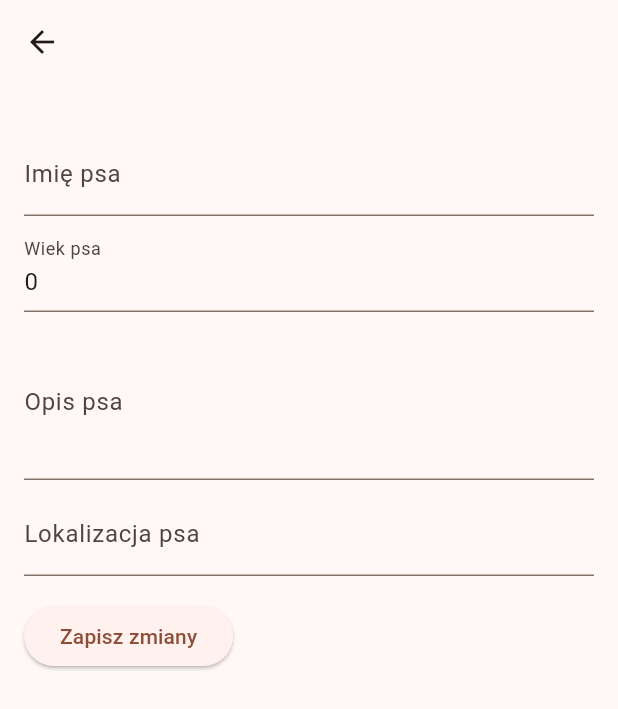
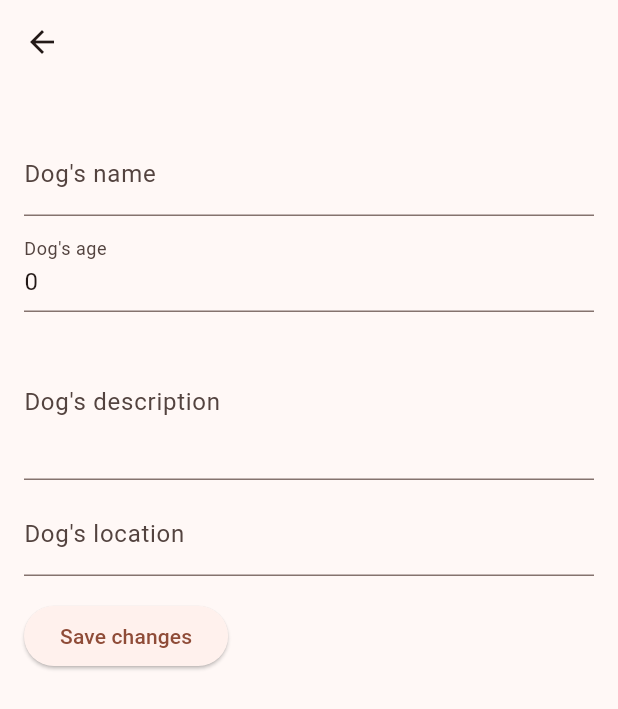
Before and after one commit to sandrawar/PerfectPaws, a Flutter app: the DogDetailsScreen screen opened directly with empty values, on a phone screen of 412 x 824 dp. Shown: the top 709 px of the screen. Run offline on Flutter 3.47's test engine with Material 3 defaults, Android fonts, the phone set to English and light mode, and no system bars; our stand-ins replace camera, cloud_firestore, connectivity_plus, firebase_auth, firebase_core, firebase_storage and 5 more; accounts and stored records are empty; generated files the repository leaves out were written again.

Commit message:
internationalization partially implemented

```diff
--- a/lib/dog_details_screen.dart
+++ b/lib/dog_details_screen.dart
@@ -2,6 +2,7 @@ import 'package:flutter/material.dart';
 import 'package:cloud_firestore/cloud_firestore.dart';
 import 'package:perfect_paws/dog_class.dart';
 import 'package:go_router/go_router.dart';
+import 'package:flutter_gen/gen_l10n/app_localizations.dart';
 
 class DogDetailsScreen extends StatefulWidget {
   final Dog dog;
@@ -38,6 +39,8 @@ class _DogDetailsScreenState extends State<DogDetailsScreen> {
   }
 
   void _updateDogData() async {
+
+  final localizations = AppLocalizations.of(context);
     final updatedDog = widget.dog.copyWith(
       name: _nameController.text,
       age: int.tryParse(_ageController.text) ?? widget.dog.age,
@@ -52,19 +55,21 @@ class _DogDetailsScreenState extends State<DogDetailsScreen> {
           .update(updatedDog.toMap());
 
       ScaffoldMessenger.of(context).showSnackBar(
-        const SnackBar(content: Text('Dane psa zaktualizowane!')),
+        SnackBar(content: Text(localizations!.dogsDataUpdated)),
       );
 
       context.go('/volunteer-dogs');
     } catch (e) {
       ScaffoldMessenger.of(context).showSnackBar(
-        SnackBar(content: Text('Błąd podczas aktualizacji: $e')),
+        SnackBar(content: Text(localizations!.dogsDataUpdateError)),
       );
     }
   }
 
   @override
   Widget build(BuildContext context) {
+
+  final localizations = AppLocalizations.of(context);
     return Scaffold(
       appBar: AppBar(
         title: Text(widget.dog.name),
@@ -85,29 +90,29 @@ class _DogDetailsScreenState extends State<DogDetailsScreen> {
             const SizedBox(height: 16),
             TextField(
               controller: _nameController,
-              decoration: const InputDecoration(labelText: 'Imię psa'),
+              decoration: InputDecoration(labelText: localizations!.dogsName),
             ),
             const SizedBox(height: 8),
             TextField(
               controller: _ageController,
-              decoration: const InputDecoration(labelText: 'Wiek psa'),
+              decoration: InputDecoration(labelText: localizations.dogsAge),
               keyboardType: TextInputType.number,
             ),
             const SizedBox(height: 8),
             TextField(
               controller: _descriptionController,
-              decoration: const InputDecoration(labelText: 'Opis psa'),
+              decoration: InputDecoration(labelText: localizations.dogsDescription),
               maxLines: 3,
             ),
             const SizedBox(height: 8),
             TextField(
               controller: _locationController,
-              decoration: const InputDecoration(labelText: 'Lokalizacja psa'),
+              decoration: InputDecoration(labelText: localizations.dogsLocation),
             ),
             const SizedBox(height: 16),
             ElevatedButton(
               onPressed: _updateDogData,
-              child: const Text('Zapisz zmiany'),
+              child: Text(localizations.saveChanges),
             ),
           ],
         ),
--- a/lib/l10n/app_en.arb
+++ b/lib/l10n/app_en.arb
@@ -1,9 +1,28 @@
 {
-    "helloWorld": "Hello World!",
-    "@helloWorld": {
-      "description": "The conventional newborn programmer greeting"
-    },
     "dogs": "Dogs",
     "@dogs": {},
-    "settings": "Settings"
+    "settings": "Settings",
+    "emptyDogsList": "There are no dogs to see at the moment",
+    "emptySavedDogsList" : "You have no saved dogs",
+    "addDog" : "Add dog",
+    "dogsName" : "Dog's name",
+    "dogsDescription" : "Dog's description",
+    "dogsAge" : "Dog's age",
+    "dogsLocation": "Dog's location",
+    "next" : "Next",
+    "prev" : "Previous",
+    "add" : "Add",
+    "cancel" : "Cancel",
+    "dogAdded" : "Dog added!",
+    "volunteer" : "Wolontariusz",
+    "volunteerNullCheck" : "Fill the volunteer name, please",
+    "dogsAgeNullCheck" : "Fill the dog's age, please",
+    "dogsLocationNullCheck" : "Fill the dog's location, please",
+    "dogsNameNullCheck" : "Fill the dog's name, please",
+    "dogsDescriptionNullCheck" : "Fill the dog's description, please",
+    "takePicture" : "Take a dog's picture",
+    "choosePicture" : "Choose a dog's photo from your gallery",
+    "saveChanges" : "Save changes",
+    "dogsDataUpdated" : "Dog's data updated!",
+    "dogsDataUpdateError" : "Dog's data update failed"
   }
--- a/lib/main.dart
+++ b/lib/main.dart
@@ -75,8 +75,6 @@ class MyApp extends StatelessWidget {
       ],
       routerConfig: _router,
       title: "Perfect Paws",
-      onGenerateTitle: (BuildContext context) =>
-          AppLocalizations.of(context)?.helloWorld ?? 'Perfect Paws',
       locale: localeProvider.locale,
 
       theme: ThemeData(
```
Also changed, not shown: lib/add_dog_form.dart (+31 -33 lines), lib/dogs_list_screen.dart (+5 -10 lines), lib/l10n/app_es.arb (+24 -2 lines), lib/l10n/app_pl.arb (added, +28 -0 lines), lib/sync_act.dart (+3 -5 lines).
